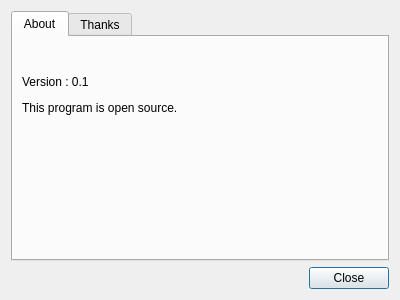
Above: src/gui/about.ui from alorence/tym before the change. Below: the same form after it.
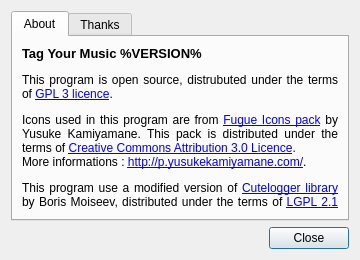
That is the form after the change. Icons and pictures are not drawn.

Commit message: (about) Update dialog

Diff of the .ui file:
```diff
--- a/src/gui/about.ui
+++ b/src/gui/about.ui
@@ -6,12 +6,15 @@
    <rect>
     <x>0</x>
     <y>0</y>
-    <width>400</width>
-    <height>300</height>
+    <width>360</width>
+    <height>260</height>
    </rect>
   </property>
-  <property name="windowTitle">
-   <string>Dialog</string>
+  <property name="sizePolicy">
+   <sizepolicy hsizetype="Fixed" vsizetype="Fixed">
+    <horstretch>0</horstretch>
+    <verstretch>0</verstretch>
+   </sizepolicy>
   </property>
   <layout class="QGridLayout" name="gridLayout">
    <item row="0" column="0">
@@ -27,17 +30,13 @@
        <item row="0" column="0">
         <widget class="QLabel" name="label">
          <property name="text">
-          <string>&lt;html&gt;&lt;head/&gt;&lt;body&gt;&lt;p&gt;Version : 0.1&lt;/p&gt;&lt;p&gt;This program is open source.&lt;/p&gt;&lt;/body&gt;&lt;/html&gt;</string>
+          <string>&lt;html&gt;&lt;head/&gt;&lt;body&gt;&lt;p align=&quot;justify&quot;&gt;&lt;span style=&quot; font-size:10pt; font-weight:600;&quot;&gt;Tag Your Music %VERSION%&lt;/span&gt;&lt;/p&gt;&lt;p align=&quot;justify&quot;&gt;&lt;img src=&quot;:/img/logos/gpl3&quot; style=&quot;float: right;&quot;/&gt;This program is open source, distrubuted under the terms of &lt;a href=&quot;https://www.gnu.org/licenses/gpl-3.0.html&quot;&gt;&lt;span style=&quot; text-decoration: underline; color:#0000ff;&quot;&gt;GPL 3 licence&lt;/span&gt;&lt;/a&gt;.&lt;/p&gt;&lt;p align=&quot;justify&quot;&gt;Icons used in this program are from &lt;a href=&quot;https://github.com/yusukekamiyamane/fugue-icons&quot;&gt;&lt;span style=&quot; text-decoration: underline; color:#0000ff;&quot;&gt;Fugue Icons pack&lt;/span&gt;&lt;/a&gt; by Yusuke Kamiyamane. This pack is distributed under the terms of &lt;a href=&quot;https://creativecommons.org/licenses/by/3.0/&quot;&gt;&lt;span style=&quot; text-decoration: underline; color:#0000ff;&quot;&gt;Creative Commons Attribution 3.0 Licence&lt;/span&gt;&lt;/a&gt;.&lt;br/&gt;More informations : &lt;a href=&quot;http://p.yusukekamiyamane.com/&quot;&gt;&lt;span style=&quot; text-decoration: underline; color:#0000ff;&quot;&gt;http://p.yusukekamiyamane.com/&lt;/span&gt;&lt;/a&gt;.&lt;/p&gt;&lt;p align=&quot;justify&quot;&gt;This program use a modified version of &lt;a href=&quot;https://gitorious.org/cutelogger/cutelogger&quot;&gt;&lt;span style=&quot; text-decoration: underline; color:#0000ff;&quot;&gt;Cutelogger library&lt;/span&gt;&lt;/a&gt; by Boris Moiseev, distributed under the terms of &lt;a href=&quot;https://www.gnu.org/licenses/lgpl-2.1.html&quot;&gt;&lt;span style=&quot; text-decoration: underline; color:#0000ff;&quot;&gt;LGPL 2.1 licence&lt;/span&gt;&lt;/a&gt;. Modifications are visible on &lt;a href=&quot;https://gitorious.org/~alorence/cutelogger/alorences-cutelogger&quot;&gt;&lt;span style=&quot; text-decoration: underline; color:#0000ff;&quot;&gt;gitorious&lt;/span&gt;&lt;/a&gt;.&lt;/p&gt;&lt;/body&gt;&lt;/html&gt;</string>
          </property>
          <property name="wordWrap">
           <bool>true</bool>
          </property>
-        </widget>
-       </item>
-       <item row="1" column="0">
-        <widget class="QLabel" name="label_2">
-         <property name="text">
-          <string/>
+         <property name="openExternalLinks">
+          <bool>true</bool>
          </property>
          <property name="pixmap">
           <pixmap resource="../../resources/resources.qrc">:/img/logos/gpl3</pixmap>
```
Left out of the diff: 10 changed lines with no effect on the pictures. The commit also changes 1 other file.
